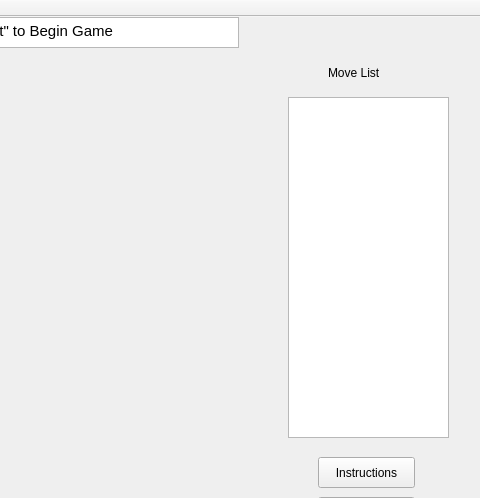
Before: the Qt Designer form mainwindow.ui in vincentdo/ReversiCPP, drawn with Qt 5; both pictures show x 252 to 732 and y 0 to 498 of the 732 by 635 pixel window.
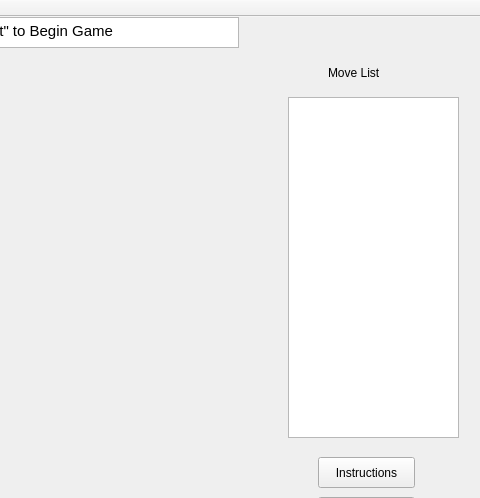
After: the same form once the commit is applied.

Commit message: Change the window size

```diff
--- a/mainwindow.ui
+++ b/mainwindow.ui
@@ -150,7 +150,7 @@
      <rect>
       <x>540</x>
       <y>80</y>
-      <width>161</width>
+      <width>171</width>
       <height>341</height>
      </rect>
     </property>
```
